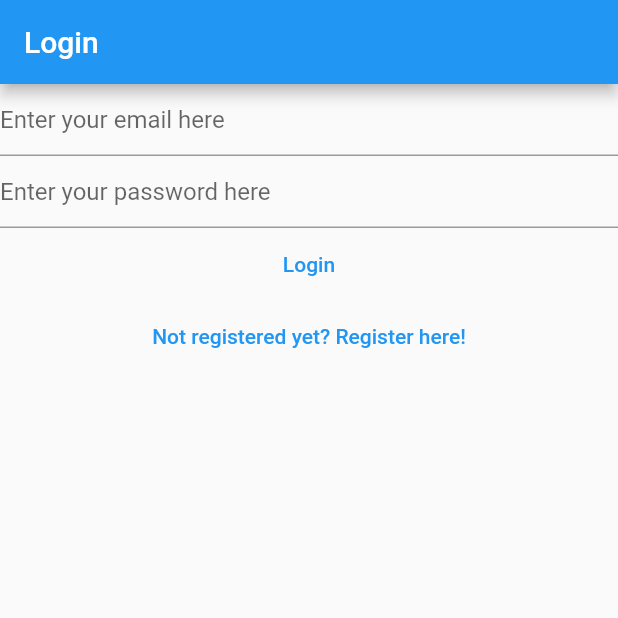
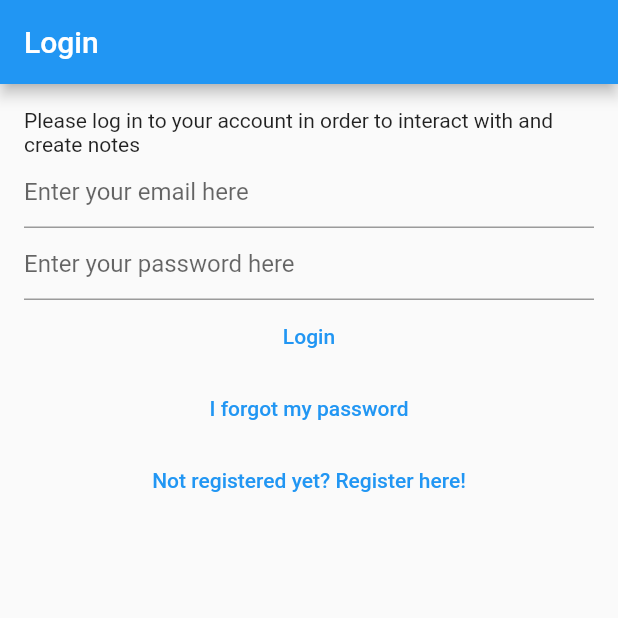
Before and after one commit to Nick141101/Flutter-Project, a Flutter app: the screen it shows after launch, on a phone screen of 412 x 824 dp, the top half of it. Run offline on Flutter 3.47's test engine with Material 2 defaults, Android fonts, the phone set to English and light mode, and no system bars; our stand-ins replace bloc, cloud_firestore, equatable, firebase_auth, firebase_core, flutter_bloc and 1 more; accounts and stored records are empty.

Commit message:
Cleaning code

```diff
--- a/lib/main.dart
+++ b/lib/main.dart
@@ -6,6 +6,7 @@ import 'package:flutterproject/services/auth/bloc/auth_bloc.dart';
 import 'package:flutterproject/services/auth/bloc/auth_event.dart';
 import 'package:flutterproject/services/auth/bloc/auth_state.dart';
 import 'package:flutterproject/services/auth/firebase_auth_provider.dart';
+import 'package:flutterproject/views/forgot_password_view.dart';
 import 'package:flutterproject/views/login_view.dart';
 import 'package:flutterproject/views/notes/create_update_note_view.dart';
 import 'package:flutterproject/views/notes/notes_view.dart';
@@ -53,6 +54,8 @@ class HomePage extends StatelessWidget {
           return const VerifyEmailView();
         } else if (state is AuthStateLoggedOut) {
           return const LoginView();
+        } else if (state is AuthStateForgotPassword) {
+          return const ForgotPasswordView();
         } else if (state is AuthStateRegistering) {
           return const RegisterView();
         } else {
--- a/lib/services/auth/auth_provider.dart
+++ b/lib/services/auth/auth_provider.dart
@@ -18,4 +18,6 @@ abstract class AuthProvider {
   Future<void> logOut();
 
   Future<void> sendEmailVerification();
+
+  Future<void> sendPasswordReset({required String toEmail});
 }
--- a/lib/services/auth/auth_user.dart
+++ b/lib/services/auth/auth_user.dart
@@ -1,11 +1,11 @@
 import 'package:firebase_auth/firebase_auth.dart' show User;
-import 'package:flutter/material.dart';
+import 'package:flutter/material.dart' show immutable;
 
 @immutable
 class AuthUser {
   final String id;
+  final String email;
   final bool isEmailVerified;
-  final String email;
 
   const AuthUser({
     required this.id,
--- a/lib/services/auth/bloc/auth_event.dart
+++ b/lib/services/auth/bloc/auth_event.dart
@@ -34,3 +34,9 @@ class AuthEventRegister extends AuthEvent {
 class AuthEventShouldRegister extends AuthEvent {
   const AuthEventShouldRegister();
 }
+
+class AuthEventForgotPassword extends AuthEvent {
+  final String? email;
+
+  const AuthEventForgotPassword({this.email});
+}
--- a/lib/services/auth/bloc/auth_state.dart
+++ b/lib/services/auth/bloc/auth_state.dart
@@ -51,3 +51,14 @@ class AuthStateLoggedOut extends AuthState with EquatableMixin {
   @override
   List<Object?> get props => [exception, isLoading];
 }
+
+class AuthStateForgotPassword extends AuthState {
+  final Exception? exception;
+  final bool hasSentEmail;
+
+  const AuthStateForgotPassword({
+    required this.exception,
+    required this.hasSentEmail,
+    required bool isLoading,
+  }) : super(isLoading: isLoading);
+}
--- a/lib/services/cloud/cloud_note.dart
+++ b/lib/services/cloud/cloud_note.dart
@@ -1,5 +1,5 @@
 import 'package:cloud_firestore/cloud_firestore.dart';
-import 'package:flutter/foundation.dart';
+import 'package:flutter/material.dart' show immutable;
 import 'package:flutterproject/services/cloud/cloud_storage_constants.dart';
 
 @immutable
--- a/lib/services/cloud/firebase_cloud_storage.dart
+++ b/lib/services/cloud/firebase_cloud_storage.dart
@@ -45,9 +45,7 @@ class FirebaseCloudStorage {
     required String text,
   }) async {
     try {
-      await notes.doc(documentId).update({
-        textFieldName: text,
-      });
+      await notes.doc(documentId).update({textFieldName: text});
     } catch (e) {
       throw CouldNotUpdateNoteException();
     }
--- a/lib/utilities/dialogs/cannot_share_empty_note_dialog.dart
+++ b/lib/utilities/dialogs/cannot_share_empty_note_dialog.dart
@@ -6,8 +6,6 @@ Future<void> showCannotShareEmptyNoteDialog(BuildContext context) {
     context: context,
     title: 'Sharing',
     content: 'You cannot share an empty note!',
-    optionsBuilder: () => {
-      'OK': null,
-    },
+    optionsBuilder: () => {'OK': null},
   );
 }
--- a/lib/utilities/dialogs/delete_dialog.dart
+++ b/lib/utilities/dialogs/delete_dialog.dart
@@ -10,7 +10,5 @@ Future<bool> showDeleteDialog(BuildContext context) {
       "Cancel": false,
       "Yes": true,
     },
-  ).then(
-    (value) => value ?? false,
-  );
+  ).then((value) => value ?? false);
 }
--- /dev/null
+++ b/lib/utilities/dialogs/password_reset_email_sent_dialog.dart
@@ -0,0 +1,13 @@
+import 'package:flutter/cupertino.dart';
+import 'package:flutterproject/utilities/dialogs/generic_dialog.dart';
+
+Future<void> showPasswordResetSentDialog(BuildContext context) {
+  return showGenericDialog<void>(
+    context: context,
+    title: 'Password Reset',
+    content: 'We have now sent you a password reset link. Please check your email for more information',
+    optionsBuilder: () => {
+      'OK': null,
+    },
+  );
+}
--- a/lib/views/login_view.dart
+++ b/lib/views/login_view.dart
@@ -37,7 +37,10 @@ class _LoginViewState extends State<LoginView> {
       listener: (context, state) async {
         if (state is AuthStateLoggedOut) {
           if (state.exception is UserNotFoundAuthException) {
-            await showErrorDialog(context, 'User not found');
+            await showErrorDialog(
+              context,
+              'Cannot find a user with the entered credentials',
+            );
           } else if (state.exception is WrongPasswordAuthException) {
             await showErrorDialog(context, 'Wrong credentials');
           } else if (state.exception is GenericAuthException) {
@@ -46,24 +49,33 @@ class _LoginViewState extends State<LoginView> {
         }
       },
       child: Scaffold(
-        appBar: AppBar(title: const Text('Login')),
-        body: Column(
+        appBar: AppBar(
+          title: const Text('Login'),
+        ),
+        body: Padding(
+          padding: const EdgeInsets.all(16.0),
+          child: Column(
             children: [
+              const Text(
+                'Please log in to your account in order to interact with and create notes',
+              ),
               TextField(
                 controller: _email,
                 enableSuggestions: false,
                 autocorrect: false,
                 keyboardType: TextInputType.emailAddress,
-              decoration:
-                  const InputDecoration(hintText: 'Enter your email here'),
+                decoration: const InputDecoration(
+                  hintText: 'Enter your email here',
+                ),
               ),
               TextField(
                 controller: _password,
                 obscureText: true,
                 enableSuggestions: false,
                 autocorrect: false,
-              decoration:
-                  const InputDecoration(hintText: 'Enter your password here'),
+                decoration: const InputDecoration(
+                  hintText: 'Enter your password here',
+                ),
               ),
               TextButton(
                 onPressed: () async {
@@ -75,6 +87,12 @@ class _LoginViewState extends State<LoginView> {
               ),
               TextButton(
                 onPressed: () {
+                  context.read<AuthBloc>().add(const AuthEventForgotPassword());
+                },
+                child: const Text('I forgot my password'),
+              ),
+              TextButton(
+                onPressed: () {
                   context.read<AuthBloc>().add(const AuthEventShouldRegister());
                 },
                 child: const Text('Not registered yet? Register here!'),
@@ -82,6 +100,7 @@ class _LoginViewState extends State<LoginView> {
             ],
           ),
         ),
+      ),
     );
   }
 }
```
Also changed, not shown: lib/services/auth/auth_service.dart (+8 -4 lines), lib/services/auth/bloc/auth_bloc.dart (+42 -0 lines), lib/services/auth/firebase_auth_provider.dart (+18 -0 lines), lib/utilities/dialogs/error_dialog.dart (+2 -7 lines), lib/views/forgot_password_view.dart (added, +91 -0 lines), lib/views/register_view.dart (+13 -1 lines), lib/views/verify_email_view.dart (+11 -8 lines), 1 other file. Lines whose indentation alone changed are shown as unchanged.
